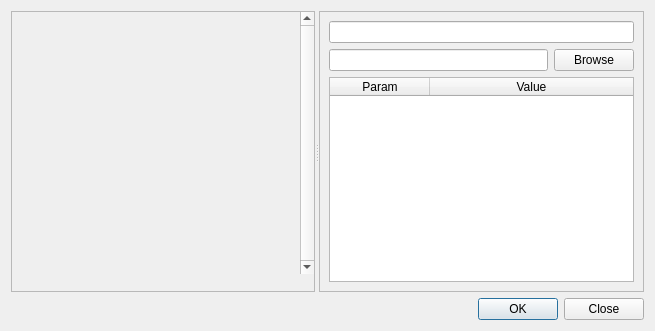
Qt form app/texture_browser.ui (tonttu/Shaderkit) before a commit.
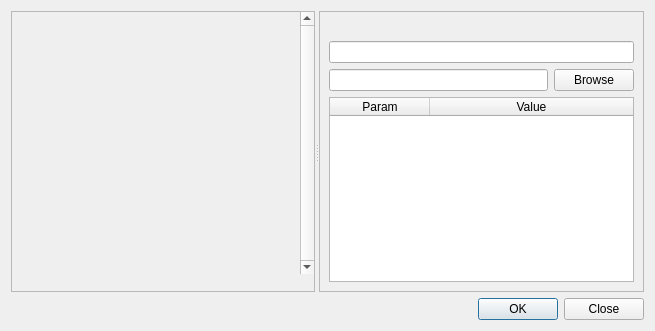
The same form after that commit. Icons and pictures are not drawn.

Commit message: All kinds of texture stuff

What changed in the file:
```diff
--- a/app/texture_browser.ui
+++ b/app/texture_browser.ui
@@ -119,20 +119,20 @@
        <enum>QFrame::Raised</enum>
       </property>
       <layout class="QGridLayout" name="gridLayout">
-       <item row="0" column="0" colspan="2">
+       <item row="1" column="0" colspan="2">
         <widget class="QLineEdit" name="name"/>
        </item>
-       <item row="1" column="0">
+       <item row="2" column="0">
         <widget class="QLineEdit" name="filename"/>
        </item>
-       <item row="1" column="1">
+       <item row="2" column="1">
         <widget class="QPushButton" name="browse">
          <property name="text">
           <string>Browse</string>
          </property>
         </widget>
        </item>
-       <item row="2" column="0" colspan="2">
+       <item row="3" column="0" colspan="2">
         <widget class="QTableWidget" name="params">
          <property name="selectionBehavior">
           <enum>QAbstractItemView::SelectRows</enum>
@@ -167,6 +167,13 @@
          </column>
         </widget>
        </item>
+       <item row="0" column="0" colspan="2">
+        <widget class="QLabel" name="sizeinfo">
+         <property name="text">
+          <string/>
+         </property>
+        </widget>
+       </item>
       </layout>
      </widget>
     </widget>
```
The commit also changes 10 other files.
